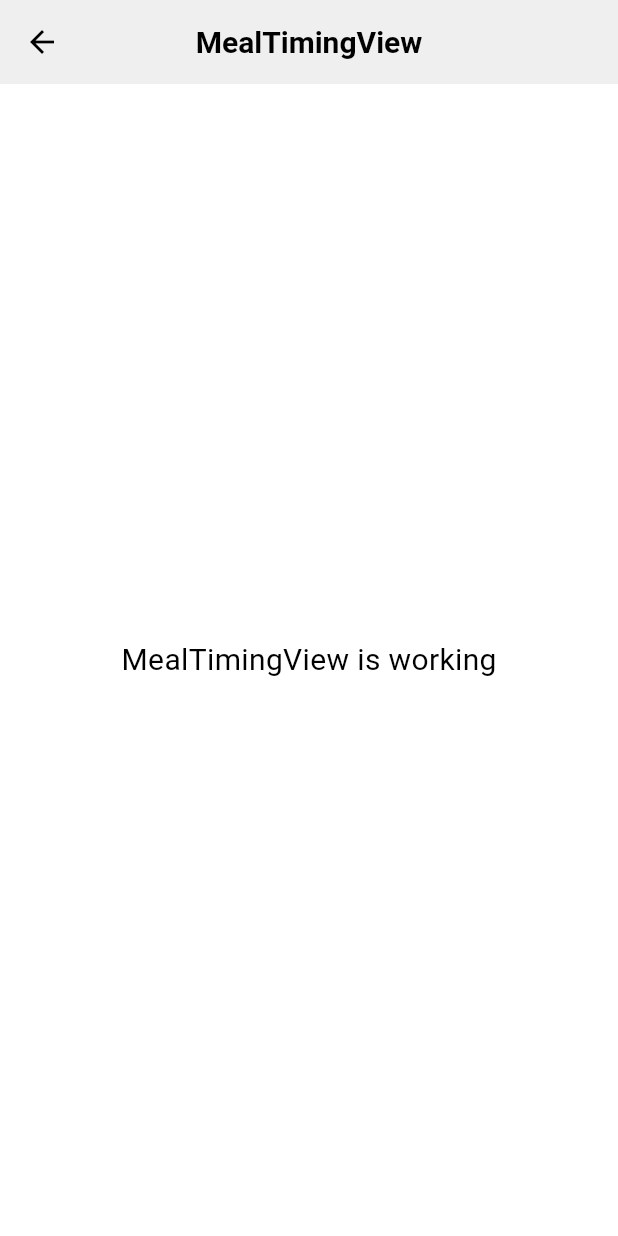
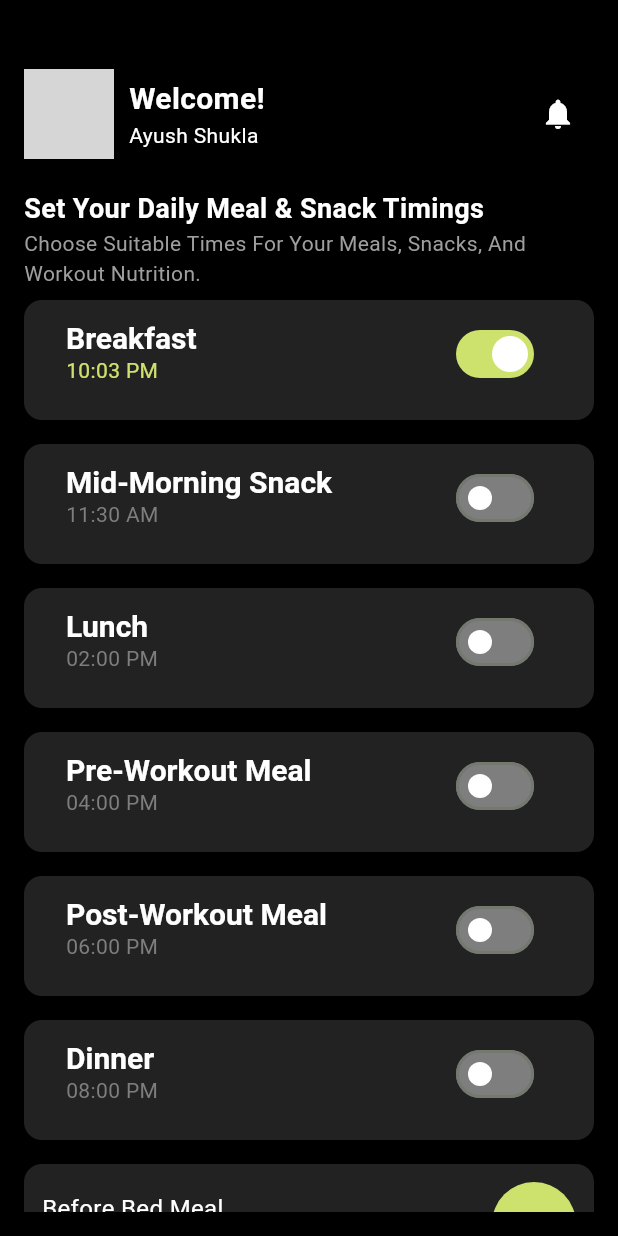
Before and after one commit to rav3zster/totalhealthy-ai, a Flutter app: the MealTimingScreen screen opened directly, on a phone screen of 412 x 824 dp. Run offline on Flutter 3.47's test engine with Material 3 defaults, Android fonts, the phone set to English and light mode, and no system bars; our stand-ins replace get; network calls fail; grey boxes are pictures that could not be loaded.

Commit message:
meal timing screen

```diff
--- a/lib/app/modules/meal_timing/views/meal_timing_screen.dart
+++ b/lib/app/modules/meal_timing/views/meal_timing_screen.dart
@@ -1,22 +1,168 @@
 import 'package:flutter/material.dart';
 
-import 'package:get/get.dart';
-
-import '../controllers/meal_timing_controller.dart';
-
-class MealTimingScreen extends GetView<MealTimingController> {
-  const MealTimingScreen({super.key});
+class MealTimingScreen extends StatelessWidget {
   @override
   Widget build(BuildContext context) {
     return Scaffold(
-      appBar: AppBar(
-        title: const Text('MealTimingView'),
-        centerTitle: true,
+      backgroundColor: Colors.black,
+      body: Padding(
+        padding: const EdgeInsets.all(16.0),
+        child: SingleChildScrollView(
+          child: Column(
+            crossAxisAlignment: CrossAxisAlignment.start,
+            children: [
+              SizedBox(height: 30),
+              Row(
+                children: [
+                  CircleAvatar(
+                    backgroundImage: NetworkImage(
+                      'https://s3-alpha-sig.figma.com/img/519d/a5b3/5dd7c94081b46b1030716f9a99bda058?Expires=1731283200&Key-Pair-Id=APKAQ4GOSFWCVNEHN3O4&Signature=jTYvbuaMCOB69TyxSYBPqQSqZVGJPcCLiWstuMjoP6ne0nGyBRSQ1zIoecwKalqm1yrS-gtxRnHuzI4luMQM1FMaOWfcWLAtrKQl8nwk~r907DuV~ImZGpKqMWCF~6fMvZEegUjMUbezxVBdYrUu4sIMF3uDR46vtkFKQXIVzOGeBZ2Tn4~x~DUFrhRWF3p3MbN9uQM3MVn3rTA8fUaHYWJbff70AxWMsyNenWERKEEpwJ~rJ9XfMiMk1sXrhTuDHhOrkkqUNrQjNuhXWv~s1Rrn~1y5rCE5EvaD9-7aMmuSEceeLC6vLJjZTtdIQi1TXkh3s9S7b1kBpLadM76M4Q__',
+                    ),
+                    radius: 30,
+                  ),
+                  SizedBox(width: 10),
+                  Expanded(
+                    child: Column(
+                      crossAxisAlignment: CrossAxisAlignment.start,
+                      children: [
+                        Text(
+                          'Welcome!',
+                          style: TextStyle(fontSize: 20, fontWeight: FontWeight.bold, color: Colors.white),
+                        ),
+                        Text(
+                          'Ayush Shukla',
+                          style: TextStyle(color: Colors.white),
+                        ),
+                      ],
+                    ),
+                  ),
+                  IconButton(
+                    icon: Icon(Icons.notifications, color: Colors.white),
+                    onPressed: () {
+                      // Notification button action
+                    },
+                  ),
+                ],
+              ),
+              SizedBox(height: 20),
+              Text(
+                'Set Your Daily Meal & Snack Timings',
+                style: TextStyle(fontSize: 18, fontWeight: FontWeight.bold, color: Colors.white),
+              ),
+              Text(
+                'Choose Suitable Times For Your Meals, Snacks, And Workout Nutrition.',
+                style: TextStyle(fontSize: 14, color: Colors.grey),
+              ),
+
+              ListView(
+                shrinkWrap: true,
+                physics: NeverScrollableScrollPhysics(),
+                children: [
+                  _buildMealItem('Breakfast', '10:03 PM', true),
+                  _buildMealItem('Mid-Morning Snack', '11:30 AM', false),
+                  _buildMealItem('Lunch', '02:00 PM', false),
+                  _buildMealItem('Pre-Workout Meal', '04:00 PM', false),
+                  _buildMealItem('Post-Workout Meal', '06:00 PM', false),
+                  _buildMealItem('Dinner', '08:00 PM', false),
+                  _buildBeforeBedMeal(),
+                ],
+              ),
+            ],
+          ),
+        ),
       ),
-      body: const Center(
-        child: Text(
-          'MealTimingView is working',
-          style: TextStyle(fontSize: 20),
+    );
+  }
+
+  Widget _buildMealItem(String mealName, String time, bool isEnabled) {
+    return Padding(
+      padding: const EdgeInsets.symmetric(vertical: 8.0),
+      child: Container(
+        height: 80,
+        decoration: BoxDecoration(
+          color: Color(0XFF222222),
+          borderRadius: BorderRadius.circular(12),
+        ),
+        child: Padding(
+          padding: const EdgeInsets.symmetric(horizontal: 12.0),
+          child: ListTile(
+            title: Text(
+              mealName,
+              style: TextStyle(color: Color(0XFFFFFFFF), fontSize: 20),
+            ),
+            subtitle: Text(
+              time,
+              style: TextStyle(
+                color: mealName == 'Breakfast' ? Color(0xFFCDE26D) : Color(0xFF7E7E7E),
+                fontSize: 14,
+              ),
+            ),
+            trailing: Column(
+              mainAxisSize: MainAxisSize.min,
+              children: [
+                Switch(
+                  value: isEnabled,
+                  onChanged: (value) {},
+                  activeColor: Color(0XFFFFFFFF), // Keep active color for breakfast
+                  inactiveThumbColor: Color(0xFFFFFFFF), // Set inactive thumb color to white
+                  inactiveTrackColor: Color(0xFF7E7E7E), // Set inactive track color
+                  activeTrackColor: Color(0XFFCDE26D), // Set active thumb color to white
+                ),
+              ],
+            ),
+          ),
+        ),
+      ),
+    );
+  }
+
+  Widget _buildBeforeBedMeal() {
+    return Padding(
+      padding: const EdgeInsets.symmetric(vertical: 8.0),
+      child: Container(
+        height: 80,
+        decoration: BoxDecoration(
+          color: Color(0XFF222222),
+          borderRadius: BorderRadius.circular(12),
+        ),
+        child: Padding(
+          padding: const EdgeInsets.symmetric(horizontal: 12.0),
+          child: Row(
+            mainAxisAlignment: MainAxisAlignment.spaceBetween,
+            children: [
+              Column(
+                crossAxisAlignment: CrossAxisAlignment.start,
+                mainAxisAlignment: MainAxisAlignment.center,
+                children: [
+                  Text(
+                    'Before Bed Meal',
+                    style: TextStyle(color: Colors.white, fontSize: 16),
+                  ),
+                  Text(
+                    '11:00 PM',
+                    style: TextStyle(color: Color(0XFF7E7E7E), fontSize: 14),
+                  ),
+                ],
+              ),
+              Container(
+                decoration: BoxDecoration(
+                  color: Color(0xFFCDE26D), // Changed to white
+                  shape: BoxShape.circle,
+                ),
+                child: Padding(
+                  padding: const EdgeInsets.all(4.0),
+                  child: IconButton(
+                    icon: Icon(Icons.add, color: Color(0xFF1D1B20)), // Keep icon color
+                    onPressed: () {
+                      // Action for adding a meal
+                    },
+                    padding: EdgeInsets.zero,
+                    constraints: BoxConstraints(),
+                  ),
+                ),
+              ),
+            ],
+          ),
         ),
       ),
     );
--- a/lib/app/modules/meal_timing/views/meal_timing_view.dart
+++ b/lib/app/modules/meal_timing/views/meal_timing_view.dart
@@ -9,16 +9,16 @@ class MealTimingView extends BaseView {
 
   @override
   Widget vBuilderTablet() {
-    return const MealTimingScreen();
+    return  MealTimingScreen();
   }
 
   @override
   Widget vBuilderDesktop() {
-    return const MealTimingScreen();
+    return  MealTimingScreen();
   }
 
   @override
   Widget vBuilderPhone() {
-    return const MealTimingScreen();
+    return  MealTimingScreen();
   }
 }
--- a/lib/app/routes/app_pages.dart
+++ b/lib/app/routes/app_pages.dart
@@ -37,7 +37,7 @@ part 'app_routes.dart';
 class AppPages {
   AppPages._();
 
-  static const INITIAL = Routes.MEALS_DETAILS;
+  static const INITIAL = Routes.MEAL_TIMING;
 
   static final routes = [
     GetPage(
```
